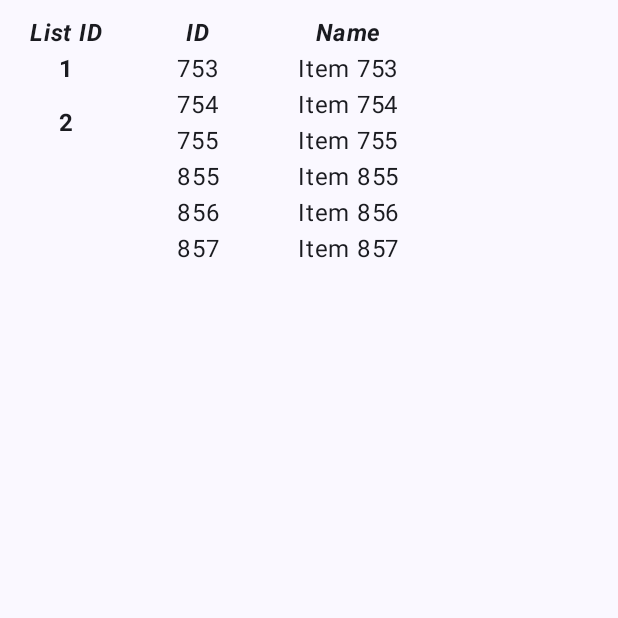
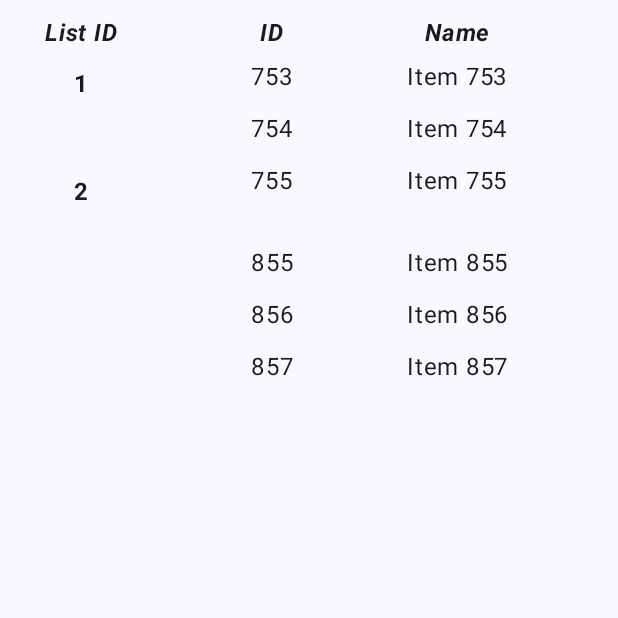
Before and after one commit to NudurupatiSurya/ItemOrganizer, an Android app built with Jetpack Compose: the screen it shows after launch (MainActivity), on a phone screen of 412 x 824 dp, the top half of it. Run offline under Robolectric (Android 15) with nearby library versions, the phone set to English and light mode, and no system bars.

Commit message:
UI with Mock Data V2

```diff
--- a/app/src/main/java/com/suryanudurupati/itemorganizer/ListItemUI.kt
+++ b/app/src/main/java/com/suryanudurupati/itemorganizer/ListItemUI.kt
@@ -1,15 +1,26 @@
 package com.suryanudurupati.itemorganizer
 
+import androidx.compose.foundation.border
+import androidx.compose.foundation.layout.Arrangement
+import androidx.compose.foundation.layout.Box
 import androidx.compose.foundation.layout.Column
 import androidx.compose.foundation.layout.Row
+import androidx.compose.foundation.layout.Spacer
+import androidx.compose.foundation.layout.fillMaxHeight
 import androidx.compose.foundation.layout.fillMaxSize
 import androidx.compose.foundation.layout.fillMaxWidth
 import androidx.compose.foundation.layout.height
 import androidx.compose.foundation.layout.padding
+import androidx.compose.foundation.layout.size
 import androidx.compose.foundation.lazy.LazyColumn
+import androidx.compose.foundation.shape.CircleShape
+import androidx.compose.material3.Card
+import androidx.compose.material3.CardColors
+import androidx.compose.material3.CardDefaults
 import androidx.compose.material3.Text
 import androidx.compose.runtime.Composable
 import androidx.compose.runtime.getValue
+import androidx.compose.runtime.mutableIntStateOf
 import androidx.compose.runtime.mutableStateOf
 import androidx.compose.runtime.remember
 import androidx.compose.runtime.setValue
@@ -19,6 +30,7 @@ import androidx.compose.ui.layout.onGloballyPositioned
 import androidx.compose.ui.text.font.FontWeight
 import androidx.compose.ui.tooling.preview.Preview
 import androidx.compose.ui.unit.dp
+import androidx.compose.ui.unit.times
 import com.suryanudurupati.itemorganizer.ui.theme.ItemOrganizerTheme
 
 //TODO:: Convert this to data class
@@ -30,33 +42,44 @@ fun ListItemUI(
     ids: List<List<Int>>,
     names: List<List<String>>
 ) {
-    var height by remember { mutableStateOf(50.dp) }
-    Row(modifier = modifier.fillMaxWidth()) {
+    var height by remember { mutableIntStateOf(100) }
+    Row(
+        modifier = modifier
+            .fillMaxSize()
+            .padding(10.dp)
+    ) {
         Column(horizontalAlignment = Alignment.CenterHorizontally) {
-            HeaderText(text = "List ID", modifier = Modifier.padding(horizontal = 10.dp))
+            HeaderText(text = "List ID", modifier = modifier.padding(horizontal = 10.dp))
             LazyColumn() {
                 items(listIds.size) { index ->
-                    Row(modifier = Modifier.height(height)) {
+                    Row(modifier = modifier.height((index+2) * height.dp)) {
                         ListIdText(listId = listIds[index].toString())
                     }
                 }
             }
         }
+        Row(modifier = modifier.fillMaxSize(), horizontalArrangement = Arrangement.SpaceEvenly) {
             Column(horizontalAlignment = Alignment.CenterHorizontally) {
-            HeaderText(text = "ID", modifier = Modifier.padding(horizontal = 25.dp).onGloballyPositioned { layoutCoordinates ->
-                height = layoutCoordinates.size.height.dp
+                HeaderText(text = "ID", modifier = modifier
+                    .padding(horizontal = 10.dp)
+                    .onGloballyPositioned { layoutCoordinates ->
+                        height = layoutCoordinates.size.height
                     })
                 LazyColumn {
                     items(ids.size) { index ->
                         ItemRow(item = ids[index].map { it.toString() })
+
+                    Spacer(modifier = Modifier.padding(10.dp))
                     }
                 }
             }
             Column(horizontalAlignment = Alignment.CenterHorizontally) {
-            HeaderText(text = "Name", modifier = Modifier.padding(horizontal = 25.dp))
+                HeaderText(text = "Name", modifier = modifier.padding(horizontal = 10.dp))
                 LazyColumn {
                     items(ids.size) { index ->
                         ItemRow(item = names[index])
+                        Spacer(modifier = Modifier.padding(10.dp))
+                    }
                 }
             }
         }
@@ -64,11 +87,11 @@ fun ListItemUI(
 }
 
 @Composable
-fun ItemRow(modifier: Modifier = Modifier, item: List<String>){
+fun ItemRow(modifier: Modifier = Modifier, item: List<String>) {
     Column {
-        for (i in item.indices){
+        for (i in item.indices) {
             Row {
-                Text(item[i])
+                Text(item[i], modifier = modifier.padding(5.dp))
             }
         }
 
@@ -77,7 +100,7 @@ fun ItemRow(modifier: Modifier = Modifier, item: List<String>){
 
 @Composable
 fun ListIdText(modifier: Modifier = Modifier, listId: String) {
-    Column(modifier = Modifier.padding(horizontal = 10.dp)) {
+    Column(modifier = Modifier.padding(10.dp)) {
         Text(listId, modifier = modifier, fontWeight = FontWeight.Bold)
     }
 }
--- a/app/src/main/java/com/suryanudurupati/itemorganizer/MainActivity.kt
+++ b/app/src/main/java/com/suryanudurupati/itemorganizer/MainActivity.kt
@@ -45,7 +45,7 @@ fun Greeting(modifier: Modifier = Modifier) {
         listIds = mockListIds,
         ids = mockIds,
         names = mockNames,
-        modifier = Modifier.padding(top = 10.dp).fillMaxSize()
+        modifier = modifier
     )
 }
 
```
Lines whose indentation alone changed are shown as unchanged.
